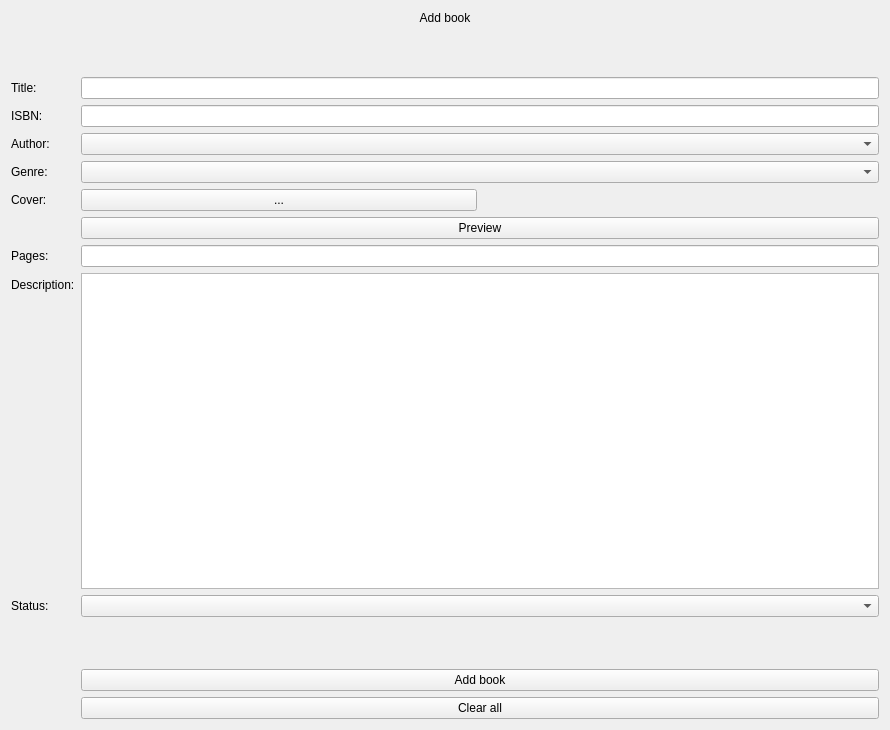
nisaia/P-yQt-ersonal-management-system, file book_management_system/assets/XML/addBook_window.ui: the form before one commit.
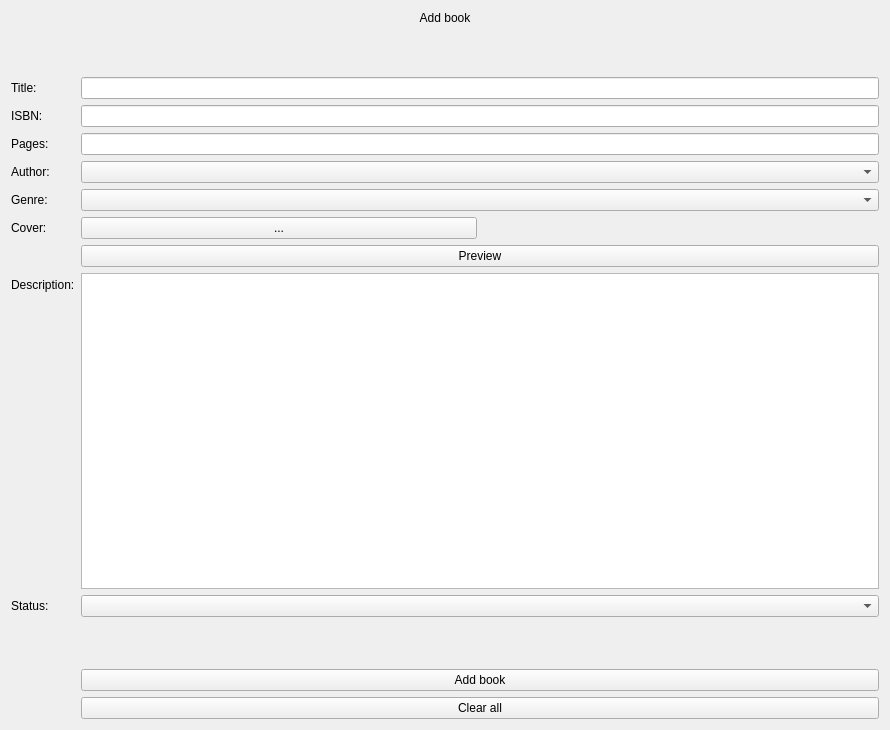
The form after the commit.

What changed in the file:
```diff
--- a/book_management_system/assets/XML/addBook_window.ui
+++ b/book_management_system/assets/XML/addBook_window.ui
@@ -50,37 +50,37 @@
    <item row="2" column="1">
     <widget class="QLineEdit" name="bookTitle_lineEdit"/>
    </item>
-   <item row="3" column="0">
+   <item row="4" column="0">
     <widget class="QLabel" name="bookIsbn_label">
      <property name="text">
       <string>ISBN:</string>
      </property>
     </widget>
    </item>
-   <item row="3" column="1">
+   <item row="4" column="1">
     <widget class="QLineEdit" name="bookIsbn_lineEdit"/>
    </item>
-   <item row="4" column="0">
+   <item row="6" column="0">
     <widget class="QLabel" name="bookAuthor_label">
      <property name="text">
       <string>Author:</string>
      </property>
     </widget>
    </item>
-   <item row="4" column="1">
+   <item row="6" column="1">
     <widget class="QComboBox" name="bookAuthor_comboBox"/>
    </item>
-   <item row="5" column="0">
+   <item row="7" column="0">
     <widget class="QLabel" name="bookGenre_label">
      <property name="text">
       <string>Genre:</string>
      </property>
     </widget>
    </item>
-   <item row="5" column="1">
+   <item row="7" column="1">
     <widget class="QComboBox" name="bookGenre_comboBox"/>
    </item>
-   <item row="6" column="0">
+   <item row="8" column="0">
     <widget class="QLabel" name="bookCover_label">
      <property name="text">
       <string>Cover:</string>
@@ -88,23 +88,51 @@
     </widget>
    </item>
    <item row="8" column="1">
+    <layout class="QHBoxLayout" name="horizontalLayout">
+     <item>
+      <widget class="QPushButton" name="uploadCover_button">
+       <property name="text">
+        <string>...</string>
+       </property>
+      </widget>
+     </item>
+     <item>
+      <widget class="QLabel" name="bookCoverPath_label">
+       <property name="text">
+        <string/>
+       </property>
+      </widget>
+     </item>
+    </layout>
+   </item>
+   <item row="10" column="1">
     <widget class="QPushButton" name="bookPreview_button">
      <property name="text">
       <string>Preview</string>
      </property>
     </widget>
    </item>
-   <item row="10" column="0">
+   <item row="12" column="0">
     <widget class="QLabel" name="bookDescription_label">
      <property name="text">
       <string>Description:</string>
      </property>
     </widget>
    </item>
-   <item row="10" column="1">
+   <item row="12" column="1">
     <widget class="QPlainTextEdit" name="bookDescription_plainTextEdit"/>
    </item>
-   <item row="12" column="0" colspan="2">
+   <item row="13" column="0">
+    <widget class="QLabel" name="bookStatus_label">
+     <property name="text">
+      <string>Status:</string>
+     </property>
+    </widget>
+   </item>
+   <item row="13" column="1">
+    <widget class="QComboBox" name="bookStatus_comboBox"/>
+   </item>
+   <item row="14" column="0" colspan="2">
     <spacer name="verticalSpacer_2">
      <property name="orientation">
       <enum>Qt::Vertical</enum>
@@ -120,56 +148,28 @@
      </property>
     </spacer>
    </item>
-   <item row="13" column="1">
+   <item row="15" column="1">
     <widget class="QPushButton" name="addBook_button_1">
      <property name="text">
       <string>Add book</string>
      </property>
     </widget>
    </item>
-   <item row="14" column="1">
+   <item row="16" column="1">
     <widget class="QPushButton" name="clearAll_button">
      <property name="text">
       <string>Clear all</string>
      </property>
     </widget>
    </item>
-   <item row="6" column="1">
-    <layout class="QHBoxLayout" name="horizontalLayout">
-     <item>
-      <widget class="QPushButton" name="uploadCover_button">
-       <property name="text">
-        <string>...</string>
-       </property>
-      </widget>
-     </item>
-     <item>
-      <widget class="QLabel" name="bookCoverPath_label">
-       <property name="text">
-        <string/>
-       </property>
-      </widget>
-     </item>
-    </layout>
-   </item>
-   <item row="11" column="0">
-    <widget class="QLabel" name="bookStatus_label">
-     <property name="text">
-      <string>Status:</string>
-     </property>
-    </widget>
-   </item>
-   <item row="11" column="1">
-    <widget class="QComboBox" name="bookStatus_comboBox"/>
-   </item>
-   <item row="9" column="0">
+   <item row="5" column="0">
     <widget class="QLabel" name="bookPages_label">
      <property name="text">
       <string>Pages:</string>
      </property>
     </widget>
    </item>
-   <item row="9" column="1">
+   <item row="5" column="1">
     <widget class="QLineEdit" name="bookPages_lineEdit"/>
    </item>
   </layout>
```
